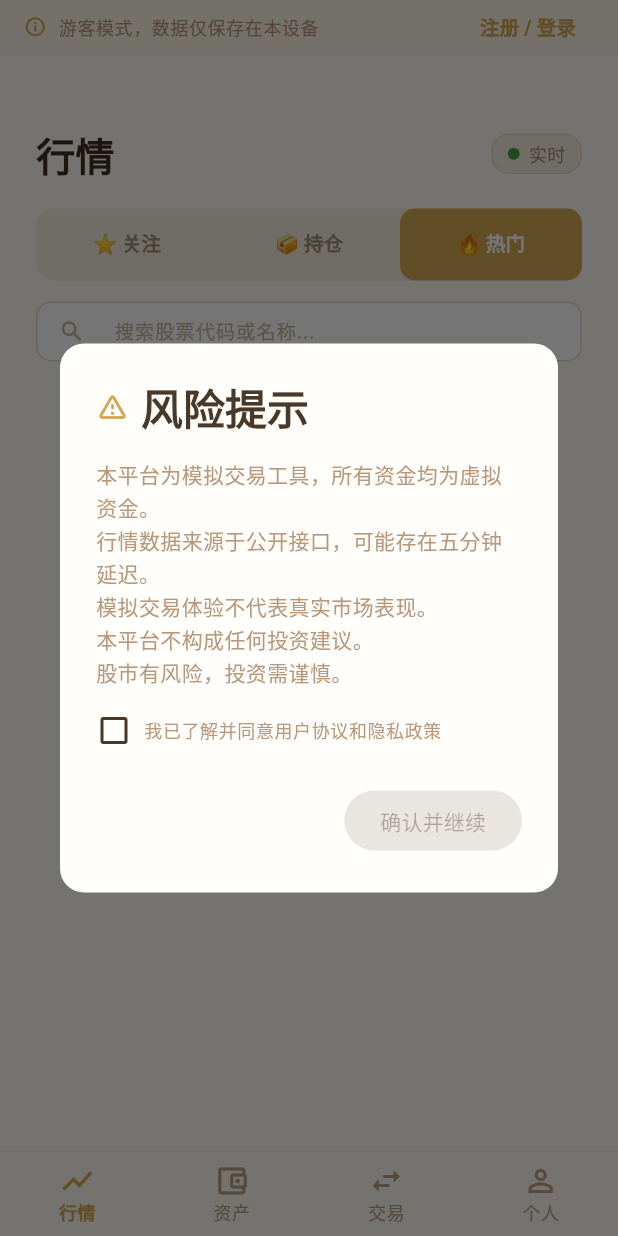
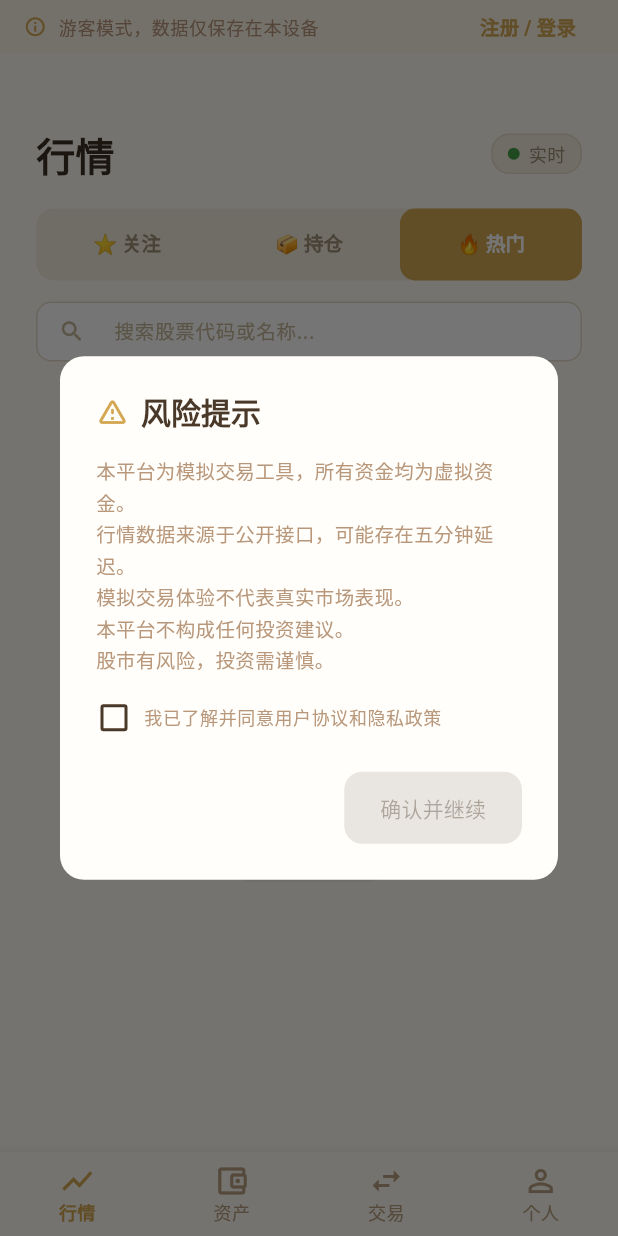
Before and after one commit to iamyuyang518-oss/DarkTradeApp, a Flutter app: the screen it shows after launch, on a phone screen of 412 x 824 dp. Run offline on Flutter 3.47's test engine with Material 3 defaults, Android fonts, the light colour scheme and no system bars; our stand-ins replace google_fonts, hive, hive_flutter, share_plus, supabase_flutter; missing offline and left inert: enough_convert; accounts and stored records are empty; network calls fail.

Commit message:
feat(ui): update ThemeData with new warm design tokens

```diff
--- a/lib/core/theme.dart
+++ b/lib/core/theme.dart
@@ -1,4 +1,3 @@
-// lib/core/theme.dart
 import 'package:flutter/material.dart';
 import 'constants.dart';
 
@@ -27,25 +26,18 @@ class AppTheme {
         elevation: 0,
         scrolledUnderElevation: 0,
       ),
-      bottomNavigationBarTheme: const BottomNavigationBarThemeData(
-        backgroundColor: AppColors.navBg,
-        selectedItemColor: AppColors.navSelected,
-        unselectedItemColor: AppColors.navUnselected,
-        type: BottomNavigationBarType.fixed,
-        elevation: 1,
-      ),
       cardTheme: CardThemeData(
         color: AppColors.surface,
         elevation: 0,
         shape: RoundedRectangleBorder(
-          borderRadius: BorderRadius.circular(AppDimens.radiusMd),
-          side: const BorderSide(color: AppColors.border, width: 0.5),
+          borderRadius: BorderRadius.circular(AppDimens.radiusLg),
+          side: const BorderSide(color: AppColors.border, width: 1.5),
         ),
       ),
       chipTheme: ChipThemeData(
-        backgroundColor: AppColors.unselectedBg,
+        backgroundColor: AppColors.goldBg,
         selectedColor: AppColors.gold,
-        labelStyle: const TextStyle(color: AppColors.unselectedText),
+        labelStyle: const TextStyle(color: AppColors.textSecondary),
         secondaryLabelStyle: const TextStyle(color: Colors.white),
         shape: RoundedRectangleBorder(
           borderRadius: BorderRadius.circular(AppDimens.radiusSm),
@@ -53,13 +45,72 @@ class AppTheme {
         side: BorderSide.none,
       ),
       textTheme: const TextTheme(
-        headlineLarge: TextStyle(color: AppColors.textPrimary, fontWeight: FontWeight.bold),
-        headlineMedium: TextStyle(color: AppColors.textPrimary, fontWeight: FontWeight.w600),
-        titleMedium: TextStyle(color: AppColors.textPrimary, fontWeight: FontWeight.w600),
-        bodyLarge: TextStyle(color: AppColors.textPrimary),
-        bodyMedium: TextStyle(color: AppColors.textSecondary),
-        bodySmall: TextStyle(color: AppColors.textSecondary, fontSize: 12),
+        headlineLarge: TextStyle(
+          color: AppColors.textPrimary,
+          fontWeight: FontWeight.w900,
+          fontSize: 34,
+        ),
+        headlineMedium: TextStyle(
+          color: AppColors.textPrimary,
+          fontWeight: FontWeight.w700,
+          fontSize: 20,
+        ),
+        titleMedium: TextStyle(
+          color: AppColors.textPrimary,
+          fontWeight: FontWeight.w700,
+          fontSize: 15,
+        ),
+        bodyLarge: TextStyle(
+          color: AppColors.textPrimary,
+          fontSize: 14,
+        ),
+        bodyMedium: TextStyle(
+          color: AppColors.textSecondary,
+          fontSize: 13,
+        ),
+        bodySmall: TextStyle(
+          color: AppColors.textSecondary,
+          fontSize: 12,
+        ),
       ),
+      elevatedButtonTheme: ElevatedButtonThemeData(
+        style: ElevatedButton.styleFrom(
+          backgroundColor: AppColors.gold,
+          foregroundColor: Colors.white,
+          shape: RoundedRectangleBorder(
+            borderRadius: BorderRadius.circular(AppDimens.radiusMd),
+          ),
+          padding: const EdgeInsets.symmetric(horizontal: 24, vertical: 14),
+        ),
+      ),
+      outlinedButtonTheme: OutlinedButtonThemeData(
+        style: OutlinedButton.styleFrom(
+          side: const BorderSide(color: AppColors.gold),
+          foregroundColor: AppColors.gold,
+          shape: RoundedRectangleBorder(
+            borderRadius: BorderRadius.circular(AppDimens.radiusMd),
+          ),
+          padding: const EdgeInsets.symmetric(horizontal: 24, vertical: 14),
+        ),
+      ),
+      inputDecorationTheme: InputDecorationTheme(
+        filled: true,
+        fillColor: AppColors.surface,
+        contentPadding: const EdgeInsets.symmetric(horizontal: 16, vertical: 14),
+        border: OutlineInputBorder(
+          borderRadius: BorderRadius.circular(AppDimens.radiusMd),
+          borderSide: const BorderSide(color: AppColors.border, width: 1.5),
+        ),
+        enabledBorder: OutlineInputBorder(
+          borderRadius: BorderRadius.circular(AppDimens.radiusMd),
+          borderSide: const BorderSide(color: AppColors.border, width: 1.5),
+        ),
+        focusedBorder: OutlineInputBorder(
+          borderRadius: BorderRadius.circular(AppDimens.radiusMd),
+          borderSide: const BorderSide(color: AppColors.gold, width: 1.5),
+        ),
+      ),
+      dividerColor: AppColors.border,
     );
   }
 }
```
